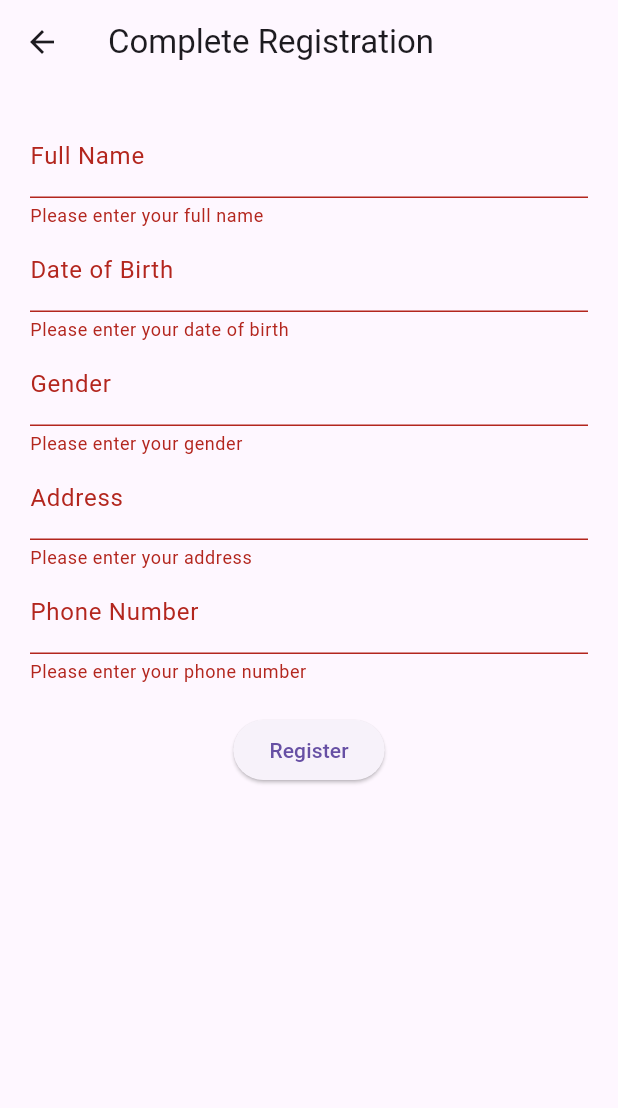
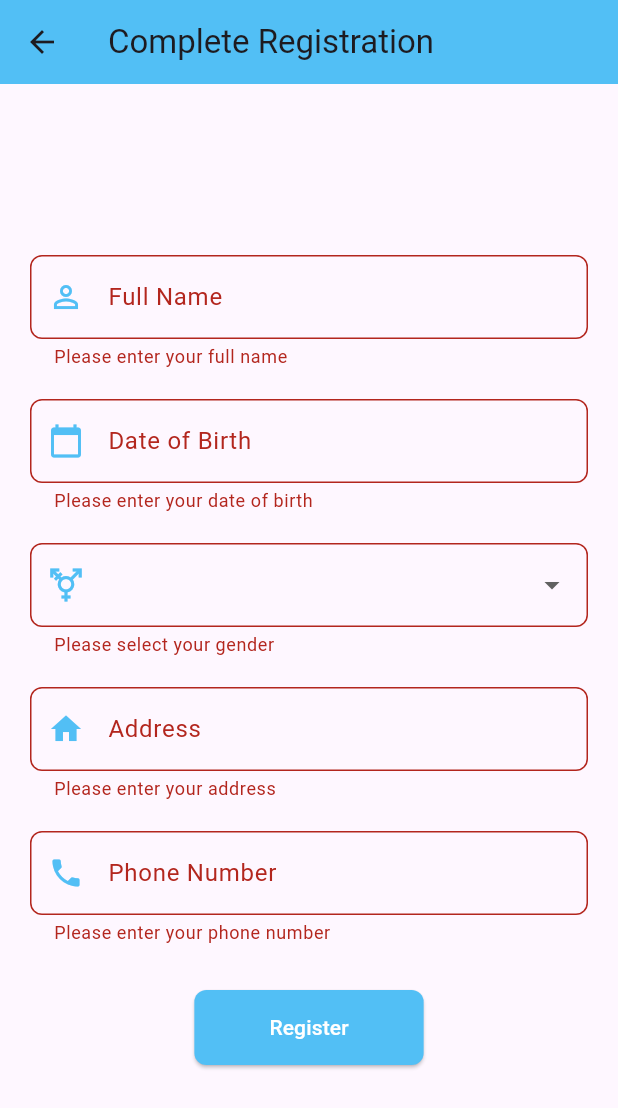
Before and after one commit to MohamedHamed001/dental-clinic-, a Flutter app: the RegistrationPage2 screen opened directly with empty values, after a tap on "Register", on a phone screen of 412 x 824 dp. Shown: the top 1108 px of the screen. Run offline on Flutter 3.47's test engine with Material 3 defaults, Android fonts, the phone set to English and light mode, and no system bars; our stand-ins replace dotted_border, font_awesome_flutter.

Commit message:
registration retouches

```diff
--- a/cross_platform/lib/registration_page2.dart
+++ b/cross_platform/lib/registration_page2.dart
@@ -11,22 +11,53 @@ class RegistrationPage2 extends StatefulWidget {
 
 class _RegistrationPage2State extends State<RegistrationPage2> {
   final _formKey = GlobalKey<FormState>();
-  late String fullName, dob, gender, address, phoneNumber;
+  late String fullName, dob = '', gender = '', address, phoneNumber;
+  DateTime selectedDate = DateTime.now();
+
+  // Dropdown items
+  final List<String> genders = ['Male', 'Female'];
+
+  // Function to handle date picking
+  Future<void> _selectDate(BuildContext context) async {
+    final DateTime? picked = await showDatePicker(
+      context: context,
+      initialDate: selectedDate,
+      firstDate: DateTime(1900),
+      lastDate: DateTime.now(),
+    );
+    if (picked != null && picked != selectedDate) {
+      setState(() {
+        selectedDate = picked;
+        dob = "${picked.toLocal()}"
+            .split(' ')[0]; // Format and set the date of birth
+      });
+    }
+  }
 
   @override
   Widget build(BuildContext context) {
+    final themeColor = Color.fromARGB(255, 82, 191, 245);
+
     return Scaffold(
       appBar: AppBar(
         title: Text("Complete Registration"),
+        backgroundColor: themeColor,
       ),
       body: Padding(
         padding: EdgeInsets.all(20.0),
         child: Form(
           key: _formKey,
           child: Column(
+            mainAxisAlignment: MainAxisAlignment.center,
             children: <Widget>[
               TextFormField(
-                decoration: InputDecoration(labelText: 'Full Name'),
+                decoration: InputDecoration(
+                  labelText: 'Full Name',
+                  border: OutlineInputBorder(
+                    borderRadius: BorderRadius.circular(8.0),
+                  ),
+                  prefixIcon: Icon(Icons.person_outline, color: themeColor),
+                ),
                 validator: (value) {
                   if (value == null || value.isEmpty) {
                     return 'Please enter your full name';
@@ -35,28 +66,60 @@ class _RegistrationPage2State extends State<RegistrationPage2> {
                 },
                 onSaved: (value) => fullName = value!,
               ),
-              TextFormField(
-                decoration: InputDecoration(labelText: 'Date of Birth'),
+              SizedBox(height: 20),
+              GestureDetector(
+                onTap: () => _selectDate(context),
+                child: AbsorbPointer(
+                  child: TextFormField(
+                    controller: TextEditingController(text: dob),
+                    decoration: InputDecoration(
+                      labelText: 'Date of Birth',
+                      border: OutlineInputBorder(
+                        borderRadius: BorderRadius.circular(8.0),
+                      ),
+                      prefixIcon: Icon(Icons.calendar_today, color: themeColor),
+                    ),
                     validator: (value) {
                       if (value == null || value.isEmpty) {
                         return 'Please enter your date of birth';
                       }
                       return null;
                     },
-                onSaved: (value) => dob = value!,
                   ),
+                ),
+              ),
+              SizedBox(height: 20),
+              DropdownButtonFormField(
+                decoration: InputDecoration(
+                  border: OutlineInputBorder(
+                    borderRadius: BorderRadius.circular(8.0),
+                  ),
+                  prefixIcon: Icon(Icons.transgender, color: themeColor),
+                ),
+                value: gender.isEmpty ? null : gender,
+                onChanged: (String? newValue) {
+                  setState(() {
+                    gender = newValue!;
+                  });
+                },
+                items: genders.map<DropdownMenuItem<String>>((String value) {
+                  return DropdownMenuItem<String>(
+                    value: value,
+                    child: Text(value),
+                  );
+                }).toList(),
+                validator: (value) =>
+                    value == null ? 'Please select your gender' : null,
+              ),
+              SizedBox(height: 20),
               TextFormField(
-                decoration: InputDecoration(labelText: 'Gender'),
-                validator: (value) {
-                  if (value == null || value.isEmpty) {
-                    return 'Please enter your gender';
-                  }
-                  return null;
-                },
-                onSaved: (value) => gender = value!,
+                decoration: InputDecoration(
+                  labelText: 'Address',
+                  border: OutlineInputBorder(
+                    borderRadius: BorderRadius.circular(8.0),
                   ),
-              TextFormField(
-                decoration: InputDecoration(labelText: 'Address'),
+                  prefixIcon: Icon(Icons.home, color: themeColor),
+                ),
                 validator: (value) {
                   if (value == null || value.isEmpty) {
                     return 'Please enter your address';
@@ -65,26 +128,44 @@ class _RegistrationPage2State extends State<RegistrationPage2> {
                 },
                 onSaved: (value) => address = value!,
               ),
+              SizedBox(height: 20),
               TextFormField(
-                decoration: InputDecoration(labelText: 'Phone Number'),
+                decoration: InputDecoration(
+                  labelText: 'Phone Number',
+                  border: OutlineInputBorder(
+                    borderRadius: BorderRadius.circular(8.0),
+                  ),
+                  prefixIcon: Icon(Icons.phone, color: themeColor),
+                ),
                 validator: (value) {
                   if (value == null || value.isEmpty) {
                     return 'Please enter your phone number';
+                  }
+                  if (!RegExp(r'^[0-9]+$').hasMatch(value)) {
+                    return 'Enter a valid phone number'; // Validates for numeric input
                   }
                   return null;
                 },
                 onSaved: (value) => phoneNumber = value!,
               ),
-              SizedBox(height: 20),
+              SizedBox(height: 30),
               ElevatedButton(
+                style: ElevatedButton.styleFrom(
+                  foregroundColor: Colors.white,
+                  backgroundColor: themeColor,
+                  padding: EdgeInsets.symmetric(horizontal: 50, vertical: 15),
+                  shape: RoundedRectangleBorder(
+                    borderRadius: BorderRadius.circular(8.0),
+                  ),
+                ),
                 onPressed: () {
                   if (_formKey.currentState!.validate()) {
                     _formKey.currentState!.save();
-                    // Navigate to another page or pop the stack
                     Navigator.push(
                       context,
                       MaterialPageRoute(builder: (context) => MyHomePage()),
                     );
+                    // Navigate to another page or pop the stack
                   }
                 },
                 child: Text('Register'),
```
Also changed, not shown: cross_platform/lib/registration_page.dart (+41 -5 lines). Lines whose indentation alone changed are shown as unchanged.
